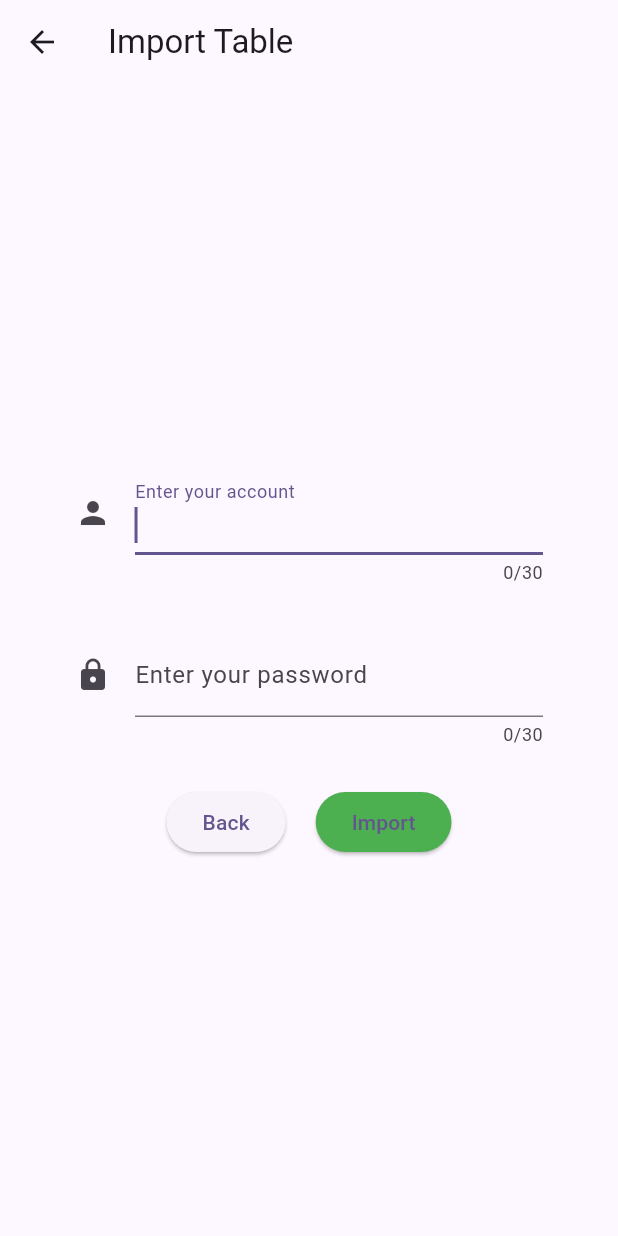
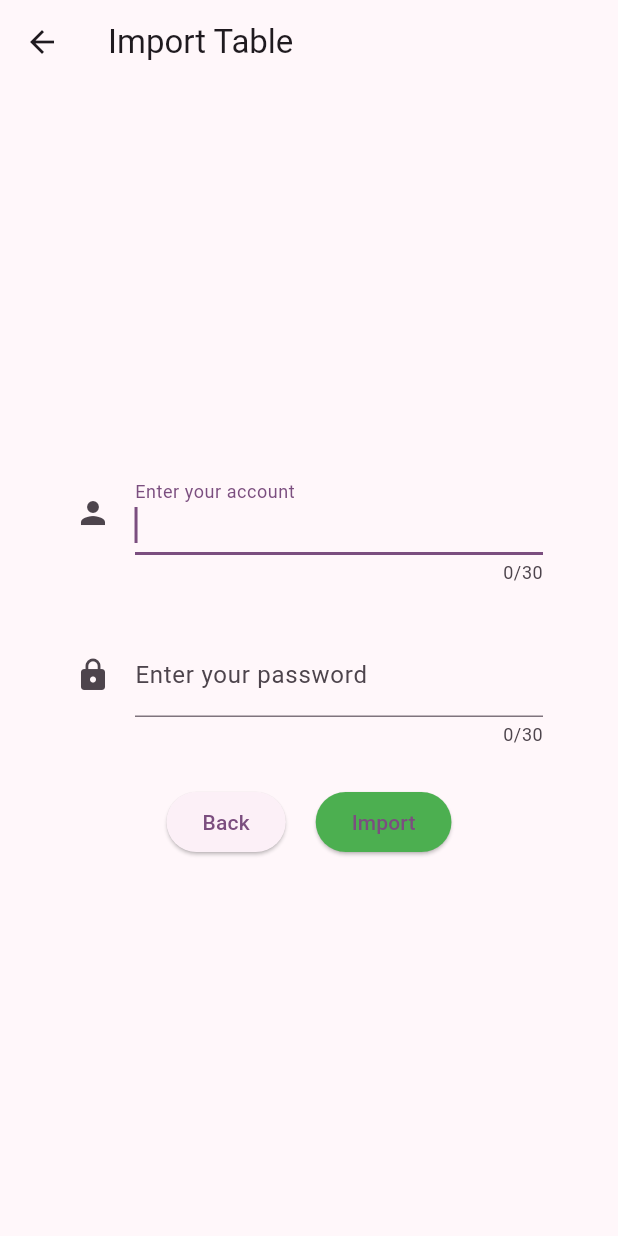
Before and after one commit to gaogao-qwq/flutter_course_table, a Flutter app: the screen it shows after launch, after a tap on "Import", on a phone screen of 412 x 824 dp. Run offline on Flutter 3.47's test engine with Material 2 defaults, Android fonts, the phone set to English and light mode, and no system bars; drawn by our look-alikes of loader_overlay; our stand-ins replace flutter_screenutil, shared_preferences; missing offline and left inert: spannable_grid.

Commit message:
Chore: Change some ui appearance

```diff
--- a/lib/main.dart
+++ b/lib/main.dart
@@ -52,12 +52,12 @@ class _CourseTableAppState extends State<CourseTableApp> {
   Widget build(BuildContext context) {
     return MaterialApp(
       theme: ThemeData(
-        colorSchemeSeed: const Color(0xff6750a4),
+        colorSchemeSeed: Colors.purpleAccent,
         useMaterial3: true,
         brightness: Brightness.light,
       ),
       darkTheme: ThemeData(
-        colorSchemeSeed: const Color(0xff6750a4),
+        colorSchemeSeed: Colors.deepPurple,
         useMaterial3: true,
         brightness: Brightness.dark,
       ),
```
Also changed, not shown: lib/pages/import_page/select_semester_dialog.dart (+16 -0 lines).
